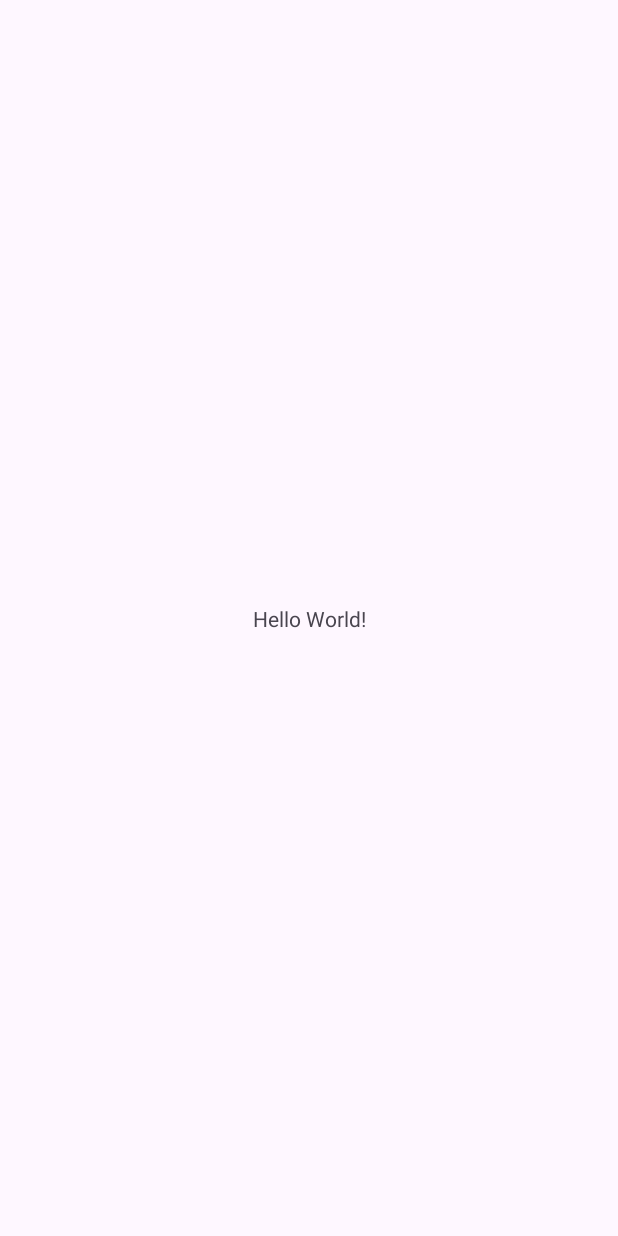
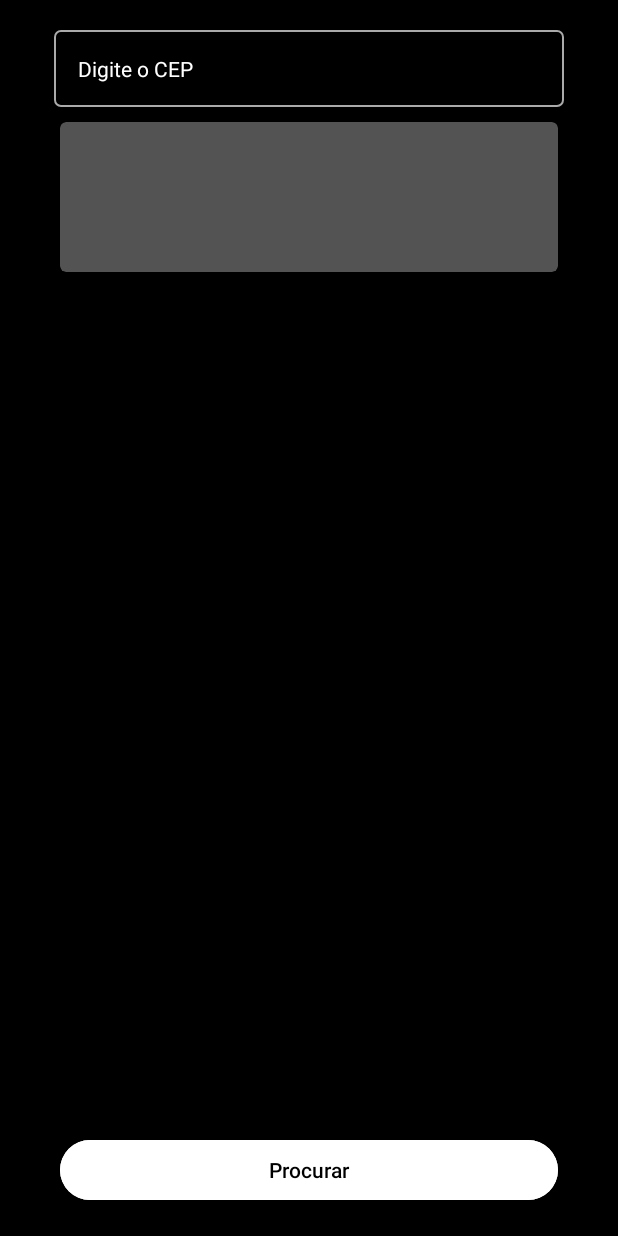
Before and after one commit to aladinjunior/teste_infortronics, an Android app: the screen it shows after launch (MainActivity), on a phone screen of 412 x 824 dp. Before the commit the screen is almost empty. Run offline under Robolectric (Android 15) with nearby library versions, the phone set to English and light mode, and no system bars.

Commit message:
appendereco layout created

```diff
--- a/AppEndereco/app/build.gradle.kts
+++ b/AppEndereco/app/build.gradle.kts
@@ -33,6 +33,10 @@ android {
     kotlinOptions {
         jvmTarget = "1.8"
     }
+
+    buildFeatures {
+        viewBinding = true
+    }
 }
 
 dependencies {
@@ -41,6 +45,15 @@ dependencies {
     implementation("androidx.appcompat:appcompat:1.6.1")
     implementation("com.google.android.material:material:1.11.0")
     implementation("androidx.constraintlayout:constraintlayout:2.1.4")
+
+    //Retrofit
+    implementation("com.squareup.retrofit2:retrofit:2.9.0")
+    implementation ("com.squareup.retrofit2:converter-simplexml:2.9.0")
+
+    //ViewModel
+    implementation("androidx.lifecycle:lifecycle-viewmodel-ktx:2.5.0-alpha02")
+    implementation("androidx.lifecycle:lifecycle-livedata-ktx:2.5.0-alpha02")
+
     testImplementation("junit:junit:4.13.2")
     androidTestImplementation("androidx.test.ext:junit:1.1.5")
     androidTestImplementation("androidx.test.espresso:espresso-core:3.5.1")
--- /dev/null
+++ b/AppEndereco/app/src/main/res/drawable/edit_text_background.xml
@@ -0,0 +1,9 @@
+<?xml version="1.0" encoding="utf-8"?>
+<shape xmlns:android="http://schemas.android.com/apk/res/android">
+
+    <stroke android:color="@android:color/darker_gray"
+        android:width="1dp"/>
+    <solid android:color="@color/black"/>
+    <corners android:radius="4dp"/>
+
+</shape>
--- a/AppEndereco/app/src/main/res/layout/activity_main.xml
+++ b/AppEndereco/app/src/main/res/layout/activity_main.xml
@@ -4,15 +4,93 @@
     xmlns:tools="http://schemas.android.com/tools"
     android:layout_width="match_parent"
     android:layout_height="match_parent"
+    android:background="@color/black"
     tools:context=".MainActivity">
 
-    <TextView
-        android:layout_width="wrap_content"
+    <androidx.cardview.widget.CardView
+        app:layout_constraintTop_toBottomOf="@id/input_cep"
+        android:id="@+id/cardview"
+        app:layout_constraintStart_toStartOf="parent"
+        app:layout_constraintEnd_toEndOf="parent"
+        android:layout_marginStart="40dp"
+        android:layout_marginEnd="40dp"
+        android:layout_marginTop="10dp"
+        android:layout_width="match_parent"
+        android:layout_height="100dp"
+        app:cardCornerRadius="4dp"
+        app:cardElevation="8dp"
+        android:backgroundTint="#535353">
+
+
+        <RelativeLayout
+            android:layout_width="match_parent"
+            android:layout_height="match_parent">
+
+            <TextView
+                android:id="@+id/neighborhood"
+                android:layout_width="wrap_content"
+                android:layout_height="wrap_content"
+                tools:text="hello, world!"
+                android:textColor="@color/white"
+                android:textSize="20sp"
+                android:textStyle="bold"
+                android:layout_marginTop="20dp"
+                android:layout_alignParentStart="true"
+                android:layout_marginStart="70dp"
+                />
+
+            <TextView
+                android:id="@+id/city"
+                android:layout_width="wrap_content"
+                android:layout_height="wrap_content"
+                android:layout_marginStart="70dp"
+                android:textColor="@color/white"
+                tools:text="hello, world!"
+                android:layout_below="@id/neighborhood"
+                android:textSize="14sp"/>
+
+            <TextView
+                android:id="@+id/complement"
+                android:layout_width="wrap_content"
+                android:layout_height="wrap_content"
+                android:layout_marginStart="70dp"
+                android:textColor="@color/white"
+                tools:text="hello, world!"
+                android:layout_below="@id/city"
+                android:textSize="14sp"/>
+
+
+        </RelativeLayout>
+
+    </androidx.cardview.widget.CardView>
+
+    <com.google.android.material.textfield.TextInputLayout
+        android:layout_marginTop="20dp"
+        app:layout_constraintTop_toTopOf="parent"
+        app:layout_constraintStart_toStartOf="parent"
+        app:layout_constraintEnd_toEndOf="parent"
+        android:id="@+id/input_cep"
+        style="@style/Theme.AppEndereco.TextInputLayoutStyle"
+        app:hintEnabled="false">
+
+        <com.google.android.material.textfield.TextInputEditText
+            android:id="@+id/edit_cep"
+            style="@style/Theme.AppEndereco.EditTextStyle"
+            android:hint="@string/type_cep"
+            android:textColorHint="@color/white"
+            android:inputType="textEmailAddress" />
+
+    </com.google.android.material.textfield.TextInputLayout>
+
+    <Button
+        android:id="@+id/button"
+        android:layout_width="match_parent"
         android:layout_height="wrap_content"
-        android:text="Hello World!"
+        android:layout_marginHorizontal="40dp"
         app:layout_constraintBottom_toBottomOf="parent"
-        app:layout_constraintEnd_toEndOf="parent"
-        app:layout_constraintStart_toStartOf="parent"
-        app:layout_constraintTop_toTopOf="parent" />
+        android:backgroundTint="@color/white"
+        android:layout_marginBottom="20dp"
+        android:textColor="@color/black"
+        android:text="@string/search"/>
 
 </androidx.constraintlayout.widget.ConstraintLayout>
--- a/AppEndereco/app/src/main/res/values/strings.xml
+++ b/AppEndereco/app/src/main/res/values/strings.xml
@@ -1,3 +1,5 @@
 <resources>
     <string name="app_name">AppEndereco</string>
+    <string name="type_cep">Digite o CEP</string>
+    <string name="search">Procurar</string>
 </resources>
--- /dev/null
+++ b/AppEndereco/app/src/main/res/values/styles.xml
@@ -0,0 +1,19 @@
+<?xml version="1.0" encoding="utf-8"?>
+<resources>
+
+    <style name="Theme.AppEndereco.TextInputLayoutStyle" parent="Widget.MaterialComponents.TextInputLayout.OutlinedBox">
+        <item name="android:layout_width">match_parent</item>
+        <item name="android:layout_height">wrap_content</item>
+        <item name="android:layout_marginStart">36dp</item>
+        <item name="android:layout_marginEnd">36dp</item>
+        <item name="android:layout_marginBottom">24dp</item>
+    </style>
+
+    <style name="Theme.AppEndereco.EditTextStyle">
+        <item name="android:layout_width">match_parent</item>
+        <item name="android:layout_height">wrap_content</item>
+        <item name="android:background">@drawable/edit_text_background</item>
+        <item name="android:padding">16dp</item>
+    </style>
+
+</resources>
```
